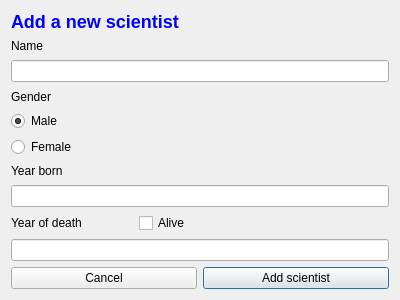
Above: GUI/ui/addscientistdialog.ui from atlie15/GraphicalUI before the change. Below: the same form after it.
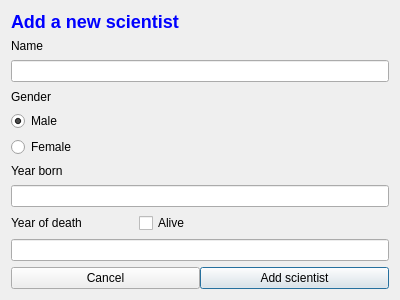
That is the form after the change. Icons and pictures are not drawn.

Diff of the .ui file:
```diff
--- a/GUI/ui/addscientistdialog.ui
+++ b/GUI/ui/addscientistdialog.ui
@@ -124,6 +124,9 @@
    </item>
    <item>
     <layout class="QHBoxLayout" name="horizontalLayout_4">
+     <property name="spacing">
+      <number>0</number>
+     </property>
      <item>
       <widget class="QPushButton" name="pushButton_return_to_main_menu">
        <property name="focusPolicy">
@@ -136,6 +139,12 @@
         <iconset resource="../icons.qrc">
          <normaloff>:/icons/icons/Remove.png</normaloff>:/icons/icons/Remove.png</iconset>
        </property>
+       <property name="iconSize">
+        <size>
+         <width>30</width>
+         <height>30</height>
+        </size>
+       </property>
       </widget>
      </item>
      <item>
@@ -147,6 +156,12 @@
         <iconset resource="../icons.qrc">
          <normaloff>:/icons/icons/check.png</normaloff>:/icons/icons/check.png</iconset>
        </property>
+       <property name="iconSize">
+        <size>
+         <width>30</width>
+         <height>30</height>
+        </size>
+       </property>
        <property name="default">
         <bool>false</bool>
        </property>
```
Left out of the diff: 13 changed lines with no effect on the pictures.
